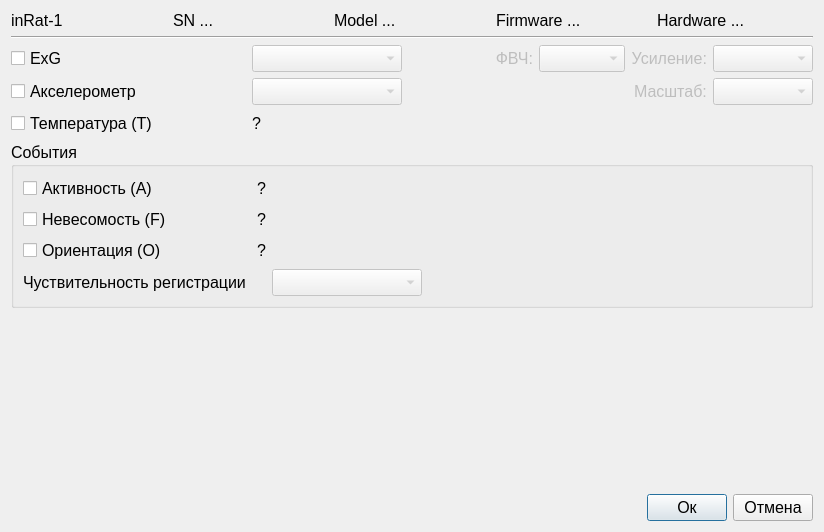
Before: the Qt Designer form resources/dlg_inrat_config.ui in mcsltd/mcs-inRat-monitor, drawn with Qt 5.
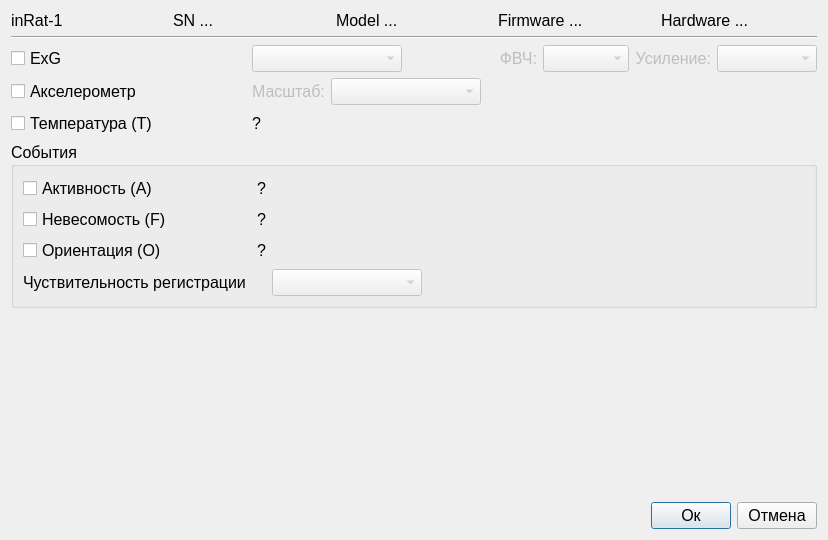
After: the same form once the commit is applied. Icons and pictures are not drawn.

Commit message: feat: setup full scale for acc

Diff of the .ui file:
```diff
--- a/resources/dlg_inrat_config.ui
+++ b/resources/dlg_inrat_config.ui
@@ -6,8 +6,8 @@
    <rect>
     <x>0</x>
     <y>0</y>
-    <width>824</width>
-    <height>532</height>
+    <width>828</width>
+    <height>540</height>
    </rect>
   </property>
   <property name="windowTitle">
@@ -281,43 +281,6 @@
          </property>
         </widget>
        </item>
-       <item>
-        <widget class="QComboBox" name="comboBoxFullScaleAccelerometer">
-         <property name="enabled">
-          <bool>false</bool>
-         </property>
-         <property name="sizePolicy">
-          <sizepolicy hsizetype="Fixed" vsizetype="Fixed">
-           <horstretch>0</horstretch>
-           <verstretch>0</verstretch>
-          </sizepolicy>
-         </property>
-         <property name="minimumSize">
-          <size>
-           <width>150</width>
-           <height>0</height>
-          </size>
-         </property>
-         <property name="font">
-          <font>
-           <pointsize>12</pointsize>
-          </font>
-         </property>
-        </widget>
-       </item>
-       <item>
-        <spacer name="horizontalSpacer_3">
-         <property name="orientation">
-          <enum>Qt::Orientation::Horizontal</enum>
-         </property>
-         <property name="sizeHint" stdset="0">
-          <size>
-           <width>40</width>
-           <height>20</height>
-          </size>
-         </property>
-        </spacer>
-       </item>
        <item>
         <widget class="QLabel" name="labelFullScale">
          <property name="enabled">
@@ -334,13 +297,19 @@
         </widget>
        </item>
        <item>
-        <widget class="QComboBox" name="comboBoxFullScale">
+        <widget class="QComboBox" name="comboBoxFullScaleAccelerometer">
          <property name="enabled">
           <bool>false</bool>
          </property>
+         <property name="sizePolicy">
+          <sizepolicy hsizetype="Fixed" vsizetype="Fixed">
+           <horstretch>0</horstretch>
+           <verstretch>0</verstretch>
+          </sizepolicy>
+         </property>
          <property name="minimumSize">
           <size>
-           <width>100</width>
+           <width>150</width>
            <height>0</height>
           </size>
          </property>
@@ -351,6 +320,19 @@
          </property>
         </widget>
        </item>
+       <item>
+        <spacer name="horizontalSpacer_3">
+         <property name="orientation">
+          <enum>Qt::Orientation::Horizontal</enum>
+         </property>
+         <property name="sizeHint" stdset="0">
+          <size>
+           <width>40</width>
+           <height>20</height>
+          </size>
+         </property>
+        </spacer>
+       </item>
       </layout>
      </item>
      <item>
```
The commit also changes 4 other files.
